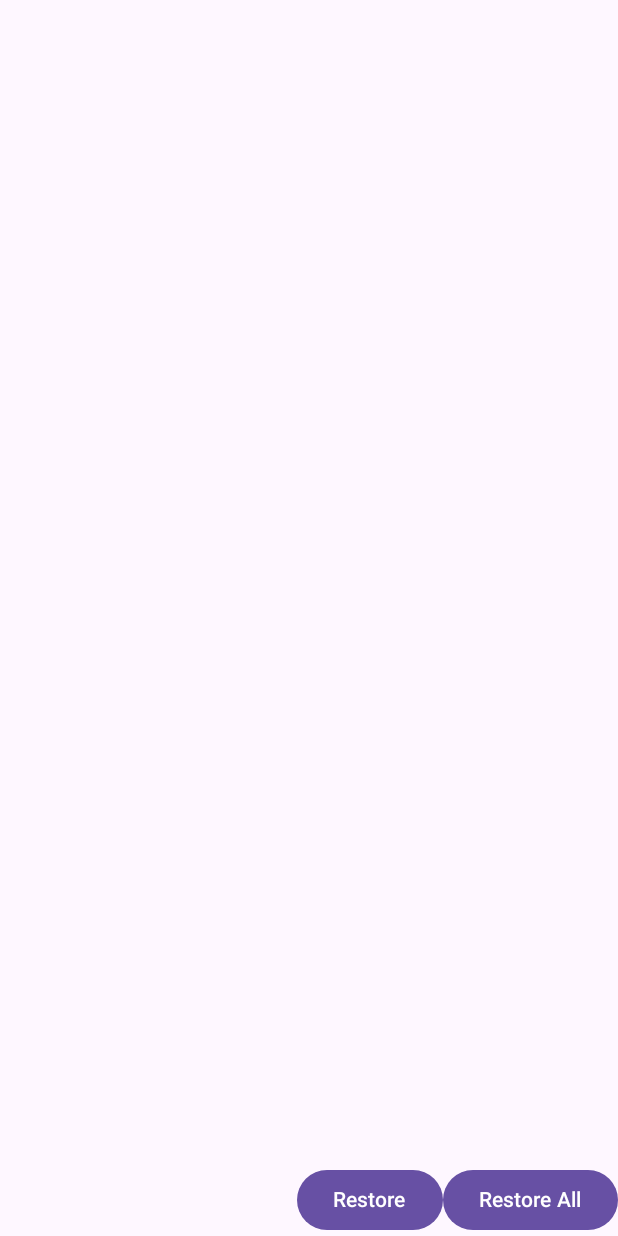
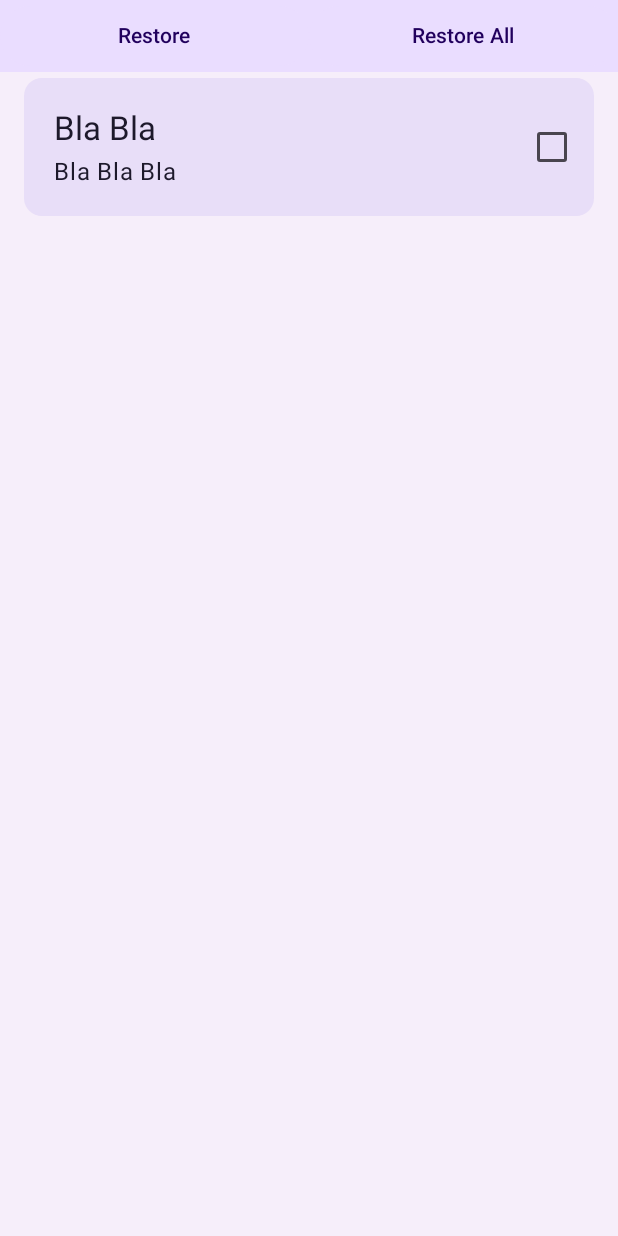
Before and after one commit to alindulceanu/Portfolio, an Android app built with Jetpack Compose: the @Preview function PreviewDeletedPostsScreen, on a phone screen of 412 x 824 dp. Run offline under Robolectric (Android 15) with nearby library versions, the phone set to English and light mode, and no system bars; our stand-ins replace Room's generated code.

Commit message:
Updated DeletedPostsScreen.kt UI to match the Main Screen

```diff
--- a/app/src/main/java/com/example/portfolio/ui/screens/DeletedPostsScreen.kt
+++ b/app/src/main/java/com/example/portfolio/ui/screens/DeletedPostsScreen.kt
@@ -1,93 +1,91 @@
 package com.example.portfolio.ui.screens
 
+import androidx.compose.foundation.background
 import androidx.compose.foundation.layout.Box
-import androidx.compose.foundation.layout.Column
 import androidx.compose.foundation.layout.Row
-import androidx.compose.foundation.layout.Spacer
 import androidx.compose.foundation.layout.fillMaxSize
 import androidx.compose.foundation.layout.fillMaxWidth
-import androidx.compose.foundation.layout.height
 import androidx.compose.foundation.layout.padding
 import androidx.compose.foundation.lazy.LazyColumn
 import androidx.compose.foundation.lazy.items
 import androidx.compose.material3.Button
+import androidx.compose.material3.ButtonColors
 import androidx.compose.material3.Checkbox
+import androidx.compose.material3.MaterialTheme.colorScheme
 import androidx.compose.material3.Scaffold
+import androidx.compose.material3.Surface
 import androidx.compose.material3.Text
 import androidx.compose.runtime.Composable
-import androidx.compose.ui.Alignment.Companion.BottomEnd
-import androidx.compose.ui.Alignment.Companion.CenterVertically
+import androidx.compose.ui.Alignment.Companion.CenterEnd
 import androidx.compose.ui.Modifier
-import androidx.compose.ui.text.TextStyle
-import androidx.compose.ui.text.font.FontWeight.Companion.Bold
-import androidx.compose.ui.text.style.TextAlign.Companion.Justify
 import androidx.compose.ui.tooling.preview.Preview
 import androidx.compose.ui.unit.dp
-import androidx.compose.ui.unit.sp
-import androidx.navigation.NavController
-import androidx.navigation.compose.rememberNavController
-import com.example.portfolio.Screens.MAIN_SCREEN
+import com.example.portfolio.tools.toPostsEntity
+import com.example.portfolio.ui.screens.components.mainscreen_components.PostsListItem
+import com.example.portfolio.ui.theme.PortfolioTheme
 import com.example.portfolio.viewmodels.events.Events.DeletedPostsScreenEvents
 import com.example.portfolio.viewmodels.events.Events.DeletedPostsScreenEvents.CheckPost
 import com.example.portfolio.viewmodels.events.Events.DeletedPostsScreenEvents.RestoreAllPosts
 import com.example.portfolio.viewmodels.events.Events.DeletedPostsScreenEvents.RestorePosts
+import com.example.portfolio.viewmodels.states.DeletedPosts
 import com.example.portfolio.viewmodels.states.States.DeletedPostsState
 
 
 @Composable
-fun DeletedPostsScreen (nav : NavController, uiState: DeletedPostsState, onEvent: (DeletedPostsScreenEvents) -> Unit, modifier: Modifier = Modifier) {
+fun DeletedPostsScreen(
+    uiState: DeletedPostsState,
+    onEvent: (DeletedPostsScreenEvents) -> Unit,
+) {
+    Scaffold(
+        topBar = { TopButtons({ onEvent(RestorePosts) }, { onEvent(RestoreAllPosts) }) }
+    ) { padding ->
+        LazyColumn(
+            modifier = Modifier.padding(padding)
+        ) {
+            items(uiState.posts) { deletedPost ->
+                Box(
 
-    Scaffold {
-        Box(modifier = modifier.fillMaxSize().padding(it)) {
-            LazyColumn(
-                modifier = modifier.fillMaxWidth()
-            ) {
-                items(uiState.posts) { deletedItem ->
-                    Row(
-                        modifier = modifier.fillMaxWidth(),
-                        verticalAlignment = CenterVertically
-                    ) {
-                        Column (
-                            modifier = modifier.weight(1f)
-                        ){
-                            Text(
-                                text = deletedItem.title,
-                                style = TextStyle(
-                                    fontSize = 25.sp,
-                                    fontWeight = Bold,
-                                ),
-                            )
-
-                            Text(
-                                text = deletedItem.body,
-                                style = TextStyle(
-                                    fontSize = 15.sp,
-                                    textAlign = Justify
-                                )
-                            )
-
-                            Spacer(modifier.height(10.dp))
-                        }
-                        Checkbox(
-                            checked = deletedItem.isChecked,
-                            onCheckedChange = { onEvent(CheckPost(deletedItem)) },
-                            modifier = modifier.padding(start = 16.dp)
-                        )
-                    }
+                ) {
+                    PostsListItem(post = deletedPost.toPostsEntity())
+                    Checkbox(
+                        checked = deletedPost.isChecked,
+                        onCheckedChange = { onEvent(CheckPost(deletedPost)) },
+                        modifier = Modifier
+                            .align(CenterEnd)
+                            .padding(end = 20.dp)
+                    )
                 }
             }
-            Row (
-                modifier = modifier.align(BottomEnd),
-            ) {
+        }
+    }
+}
+
+@Composable
+fun TopButtons(onRestoreClick: () -> Unit, onRestoreAllClick: () -> Unit) {
+    data class Button(val text: String, val action: () -> Unit)
+
+    val buttons = listOf(
+        Button("Restore", onRestoreClick),
+        Button("Restore All", onRestoreAllClick)
+    )
+    Surface(
+        color = colorScheme.primaryContainer,
+        contentColor = colorScheme.primaryContainer,
+        modifier = Modifier.fillMaxWidth()
+    ) {
+        Row {
+            buttons.forEach { button ->
                 Button(
-                    onClick = { onEvent(RestorePosts) },
+                    onClick = button.action,
+                    modifier = Modifier.weight(1f),
+                    colors = ButtonColors(
+                        containerColor = colorScheme.primaryContainer,
+                        contentColor = colorScheme.onPrimaryContainer,
+                        disabledContentColor = colorScheme.primaryContainer,
+                        disabledContainerColor = colorScheme.primaryContainer
+                    )
                 ) {
-                    Text(text = "Restore")
-                }
-                Button(
-                    onClick = { onEvent(RestoreAllPosts) },
-                ) {
-                    Text(text = "Restore All")
+                    Text(text = button.text)
                 }
             }
         }
@@ -97,5 +95,23 @@ fun DeletedPostsScreen (nav : NavController, uiState: DeletedPostsState, onEvent
 @Preview
 @Composable
 fun PreviewDeletedPostsScreen() {
-    DeletedPostsScreen(rememberNavController(), uiState = DeletedPostsState(), {} )
+    PortfolioTheme {
+        Surface(
+            modifier = Modifier
+                .fillMaxSize()
+                .background(colorScheme.background),
+            tonalElevation = 1.dp
+        ) {
+            DeletedPostsScreen(
+                uiState = DeletedPostsState(
+                    posts = listOf(
+                        DeletedPosts(
+                            0,
+                            "Bla Bla",
+                            "Bla Bla Bla"
+                        )
+                    )
+                ), {})
+        }
+    }
 }
```
